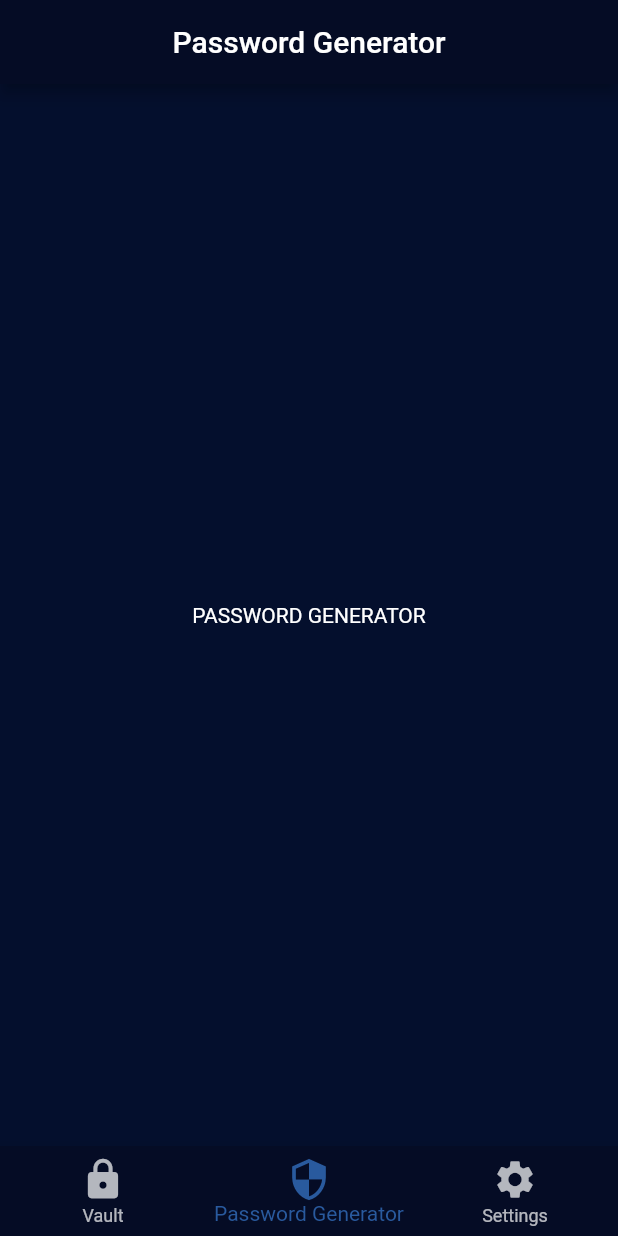
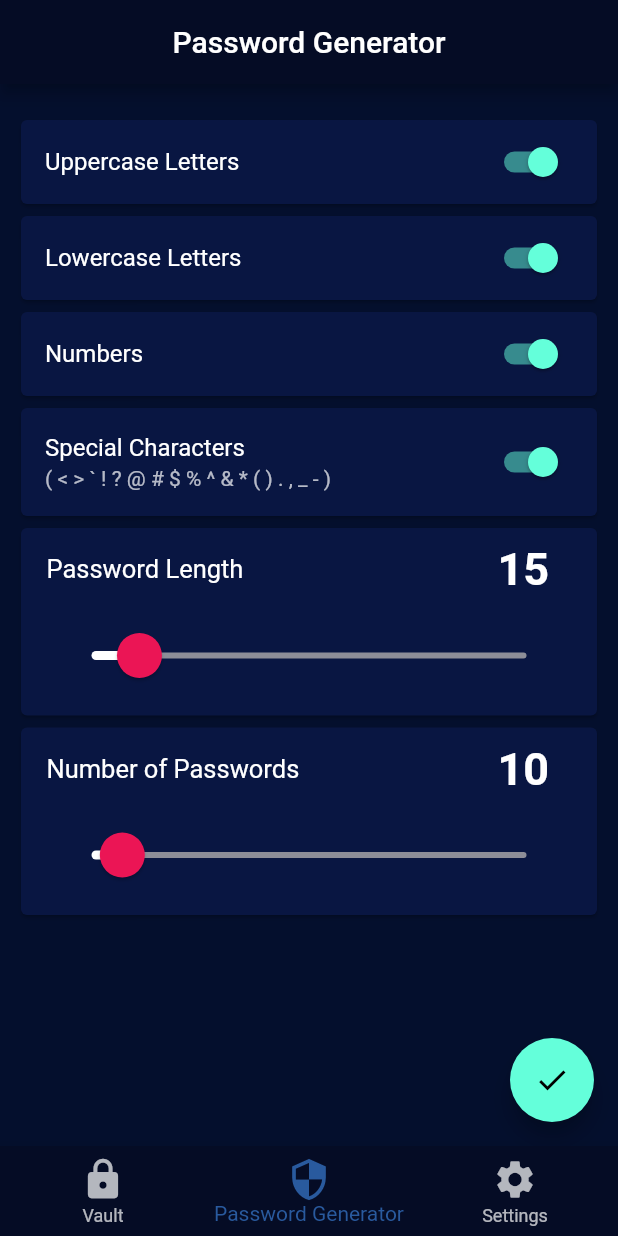
Before and after one commit to rithik-dev/Password-Manager, a Flutter app: the AppScreen screen opened by its route, item 2 of the bottom bar chosen, on a phone screen of 412 x 824 dp. Run offline on Flutter 3.47's test engine with Material 2 defaults, Android fonts, the phone set to English and light mode, and no system bars; our stand-ins replace cloud_firestore, firebase_auth, modal_progress_hud; missing offline and left inert: flutter_string_encryption; accounts and stored records are empty.

Commit message:
- changed app name to Passwords - the password generator screen is now fully functional - fixed minor bugs

```diff
--- a/lib/screens/add_password_screen.dart
+++ b/lib/screens/add_password_screen.dart
@@ -47,7 +47,7 @@ class _AddPasswordScreenState extends State<AddPasswordScreen> {
                       icon: Icon(Icons.add),
                       onPressed: () async {
                         // title is mandatory field
-                        if (fields['Title'] == null || fields['Title'] == "") {
+                        if (fields['Title'] == null || fields['Title'].trim() == "") {
                           Functions.showSnackBar(context, 'Title is a mandatory field !');
                         } else {
                           bool addPasswordSuccessful;
--- a/lib/screens/app_screens/app_screen.dart
+++ b/lib/screens/app_screens/app_screen.dart
@@ -1,9 +1,12 @@
 import 'package:flutter/material.dart';
+import 'package:modal_progress_hud/modal_progress_hud.dart';
 import 'package:password_manager/constants.dart';
+import 'package:password_manager/models/provider_class.dart';
 import 'package:password_manager/screens/add_password_screen.dart';
 import 'package:password_manager/screens/app_screens/password_generator.dart';
 import 'package:password_manager/screens/app_screens/vault.dart';
 import 'package:password_manager/screens/app_screens/settings.dart';
+import 'package:provider/provider.dart';
 
 void main() => runApp(AppScreen());
 
@@ -23,7 +26,9 @@ class _AppScreenState extends State<AppScreen> {
 
   @override
   Widget build(BuildContext context) {
-    return SafeArea(
+    return ModalProgressHUD(
+      inAsyncCall: Provider.of<ProviderClass>(context).showLoadingScreen  ,
+      child: SafeArea(
         child: Scaffold(
           appBar: AppBar(
             title: Text(titles[_selectedIndexBottomNavBar]),
@@ -68,6 +73,7 @@ class _AppScreenState extends State<AppScreen> {
             },
           ),
         ),
+      ),
     );
   }
 }
--- a/lib/screens/app_screens/password_generator.dart
+++ b/lib/screens/app_screens/password_generator.dart
@@ -1,8 +1,13 @@
 import 'package:flutter/material.dart';
+import 'package:password_manager/models/functions.dart';
+import 'package:password_manager/models/network_helper.dart';
+import 'package:password_manager/models/provider_class.dart';
+import 'package:password_manager/screens/app_screens/show_generated_passwords.dart';
+import 'package:password_manager/widgets/my_card.dart';
+import 'package:password_manager/widgets/my_slider_card.dart';
+import 'package:provider/provider.dart';
 
 void main() => runApp(PasswordGenerator());
-
-//TODO: use api call https://passwordwolf.com/
 
 class PasswordGenerator extends StatefulWidget {
   @override
@@ -10,12 +15,115 @@ class PasswordGenerator extends StatefulWidget {
 }
 
 class _PasswordGeneratorState extends State<PasswordGenerator> {
+  String url;
+  bool upper = true, lower = true, numbers = true, special = true;
+  int length = 15, repeat = 10;
+
+  String getStringFromBoolean(bool boolean) => boolean ? "on" : "off";
+
   @override
   Widget build(BuildContext context) {
-    return SafeArea(
-      child: Scaffold(
-        body: Center(child: Text("PASSWORD GENERATOR")),
-      ),
+    url = "";
+    return Consumer<ProviderClass>(
+      builder: (context, data, child) {
+        return SafeArea(
+          child: Scaffold(
+            body: Padding(
+              padding: const EdgeInsets.symmetric(
+                  horizontal: 10.0, vertical: 20.0),
+              child: ListView(
+                children: <Widget>[
+                  MyCard(
+                    title: "Uppercase Letters",
+                    currentValue: upper,
+                    onChanged: (bool newValue) {
+                      setState(() {
+                        upper = newValue;
+                      });
+                    },
+                  ),
+                  MyCard(
+                    title: "Lowercase Letters",
+                    currentValue: lower,
+                    onChanged: (bool newValue) {
+                      setState(() {
+                        lower = newValue;
+                      });
+                    },
+                  ),
+                  MyCard(
+                    title: "Numbers",
+                    currentValue: numbers,
+                    onChanged: (bool newValue) {
+                      setState(() {
+                        numbers = newValue;
+                      });
+                    },
+                  ),
+                  MyCard(
+                    title: "Special Characters",
+                    currentValue: special,
+                    subtitle: "( < > ` ! ? @ # \$ % ^ & * ( ) . , _ - )",
+                    onChanged: (bool newValue) {
+                      setState(() {
+                        special = newValue;
+                      });
+                    },
+                  ),
+                  MySliderCard(
+                    title: "Password Length",
+                    value: length,
+                    onChanged: (double newValue) {
+                      setState(() {
+                        length = newValue.round();
+                      });
+                    },
+                  ),
+                  MySliderCard(
+                    title: "Number of Passwords",
+                    value: repeat,
+                    onChanged: (double newValue) {
+                      setState(() {
+                        repeat = newValue.round();
+                      });
+                    },
+                  ),
+                ],
+              ),
+            ),
+            floatingActionButton: FloatingActionButton(
+              child: Icon(Icons.check),
+              onPressed: () async {
+                // if all values are false
+                if (!upper && !lower && !numbers && !special) {
+                  Functions.showSnackBar(
+                      context, "No Content is chosen for the Password !",
+                      duration: Duration(seconds: 2));
+                }
+                else {
+                  url = "https://passwordwolf.com/api/?";
+                  url += "upper=${getStringFromBoolean(upper)}&";
+                  url += "lower=${getStringFromBoolean(lower)}&";
+                  url += "numbers=${getStringFromBoolean(numbers)}&";
+                  url += "special=${getStringFromBoolean(special)}&";
+                  url += "length=$length&";
+                  url += "repeat=$repeat";
+
+                  data.startLoadingScreen();
+
+                  List<String> passwordsFromAPI = await NetworkHelper.getData(
+                      url);
+                  showModalBottomSheet(context: context,
+                      builder: (context) =>
+                          ShowGeneratedPasswordsScreen(passwordsFromAPI));
+
+                  data.stopLoadingScreen();
+                }
+              },
+            ),
+          ),
+        );
+      },
     );
   }
 }
--- a/lib/screens/edit_password_screen.dart
+++ b/lib/screens/edit_password_screen.dart
@@ -63,7 +63,7 @@ class _EditPasswordScreenState extends State<EditPasswordScreen> {
                       icon: Icon(Icons.edit),
                       onPressed: () async {
                         // title is mandatory field
-                        if (newFields['Title'] == null || newFields['Title'] == "") {
+                        if (newFields['Title'] == null || newFields['Title'].trim() == "") {
                           Scaffold.of(context).showSnackBar(SnackBar(
                               content: Text('Title is a mandatory field !')));
                         } else {
--- /dev/null
+++ b/lib/widgets/my_card.dart
@@ -0,0 +1,26 @@
+import 'package:flutter/material.dart';
+import 'package:password_manager/constants.dart';
+
+class MyCard extends StatelessWidget {
+  MyCard({this.title, this.onChanged, this.currentValue, this.subtitle});
+
+  final String title;
+  final Function onChanged;
+  final bool currentValue;
+  final String subtitle;
+
+  @override
+  Widget build(BuildContext context) {
+    return Card(
+      color: kCardBackgroundColor,
+      child: ListTile(
+        title: Text(this.title),
+        subtitle: this.subtitle == null ? null : Text(this.subtitle),
+        trailing: Switch(
+          value: this.currentValue,
+          onChanged: this.onChanged,
+        ),
+      ),
+    );
+  }
+}
--- /dev/null
+++ b/lib/widgets/my_slider.dart
@@ -0,0 +1,28 @@
+import 'package:flutter/material.dart';
+
+class MySlider extends StatelessWidget {
+  final int value, minValue, maxValue;
+  final Function onChanged;
+
+  MySlider({this.value, this.onChanged, this.minValue = 1, this.maxValue = 128});
+
+  @override
+  Widget build(BuildContext context) {
+    return SliderTheme(
+      data: SliderTheme.of(context).copyWith(
+        inactiveTrackColor: Color(0xFF8D8E98),
+        activeTrackColor: Colors.white,
+        thumbColor: Color(0xFFEB1555),
+        overlayColor: Color(0x29EB1555),
+        thumbShape: RoundSliderThumbShape(enabledThumbRadius: 15.0),
+        overlayShape: RoundSliderOverlayShape(overlayRadius: 30.0),
+      ),
+      child: Slider(
+        value: this.value.toDouble(),
+        onChanged: this.onChanged,
+        min: this.minValue.toDouble(),
+        max: this.maxValue.toDouble(),
+      ),
+    );
+  }
+}
--- /dev/null
+++ b/lib/widgets/my_slider_card.dart
@@ -0,0 +1,51 @@
+import 'package:flutter/material.dart';
+import 'package:password_manager/constants.dart';
+import 'package:password_manager/widgets/my_slider.dart';
+
+class MySliderCard extends StatelessWidget {
+
+  final String title;
+  final int value;
+  final Function onChanged;
+
+  MySliderCard({this.title,this.value,this.onChanged});
+
+  @override
+  Widget build(BuildContext context) {
+    return Card(
+      color: kCardBackgroundColor,
+      child: Padding(
+        padding: const EdgeInsets.symmetric(vertical: 10.0, horizontal: 17.0),
+        child: Column(
+          mainAxisAlignment: MainAxisAlignment.center,
+          crossAxisAlignment: CrossAxisAlignment.start,
+          children: <Widget>[
+            Row(
+              mainAxisAlignment: MainAxisAlignment.spaceBetween,
+              children: <Widget>[
+                Text(
+                  this.title,
+                  style: TextStyle(
+                    fontSize: 17.0,
+                  ),
+                ),
+                Text(
+                  "${this.value}  ",
+                  style: TextStyle(
+                      fontSize: 30.0,
+                      fontWeight: FontWeight.bold
+                  ),
+                ),
+              ],
+            ),
+            SizedBox(height: 10.0),
+            MySlider(
+              value: this.value,
+              onChanged: this.onChanged,
+            ),
+          ],
+        ),
+      ),
+    );
+  }
+}
--- a/lib/widgets/my_text_field.dart
+++ b/lib/widgets/my_text_field.dart
@@ -24,6 +24,7 @@ class _MyTextFieldState extends State<MyTextField> {
 
   final Map<String, TextInputType> keyboardTypes = {
     'Email': TextInputType.emailAddress,
+    'Password': TextInputType.visiblePassword,
     'Phone': TextInputType.phone,
     'Link': TextInputType.url,
   };
--- a/pubspec.yaml
+++ b/pubspec.yaml
@@ -25,6 +25,7 @@ dependencies:
   flutter_string_encryption: ^0.3.1
   provider: ^4.3.1
   modal_progress_hud: ^0.1.3
+  http: ^0.12.2
 
   # The following adds the Cupertino Icons font to your application.
   # Use with the CupertinoIcons class for iOS style icons.
```
Also changed, not shown: lib/models/functions.dart (+13 -6 lines), lib/models/network_helper.dart (added, +21 -0 lines), lib/screens/app_screens/show_generated_passwords.dart (added, +49 -0 lines), pubspec.lock, 2 other files. Lines whose indentation alone changed are shown as unchanged.
